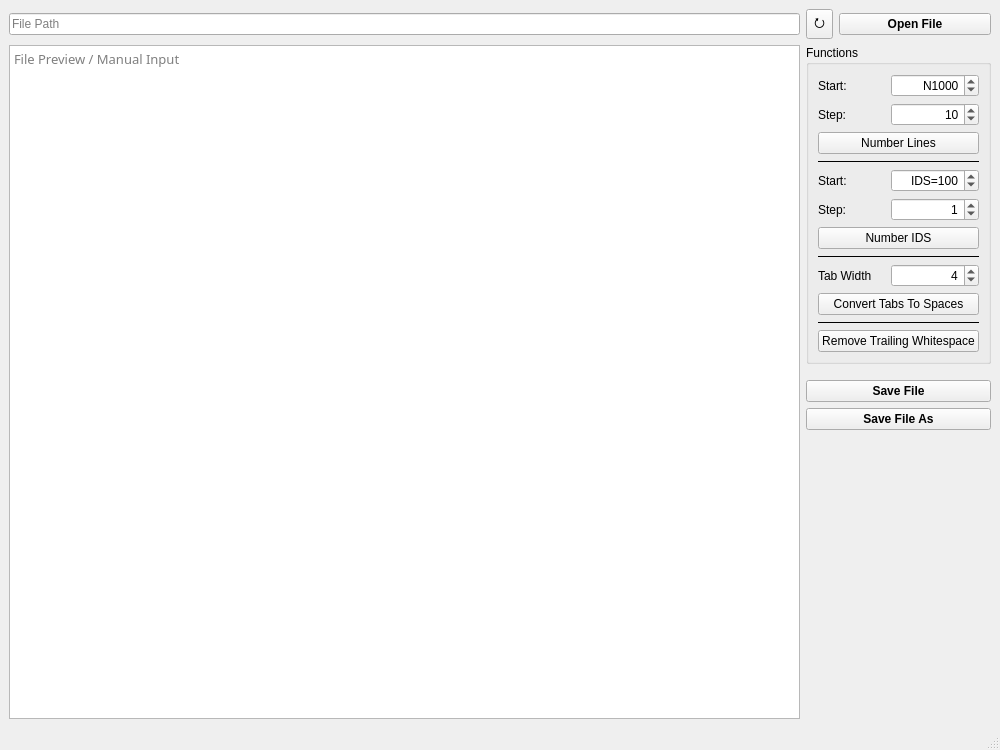
Qt form MainWindow.ui (tschneiderr/cnc-tool) before a commit.
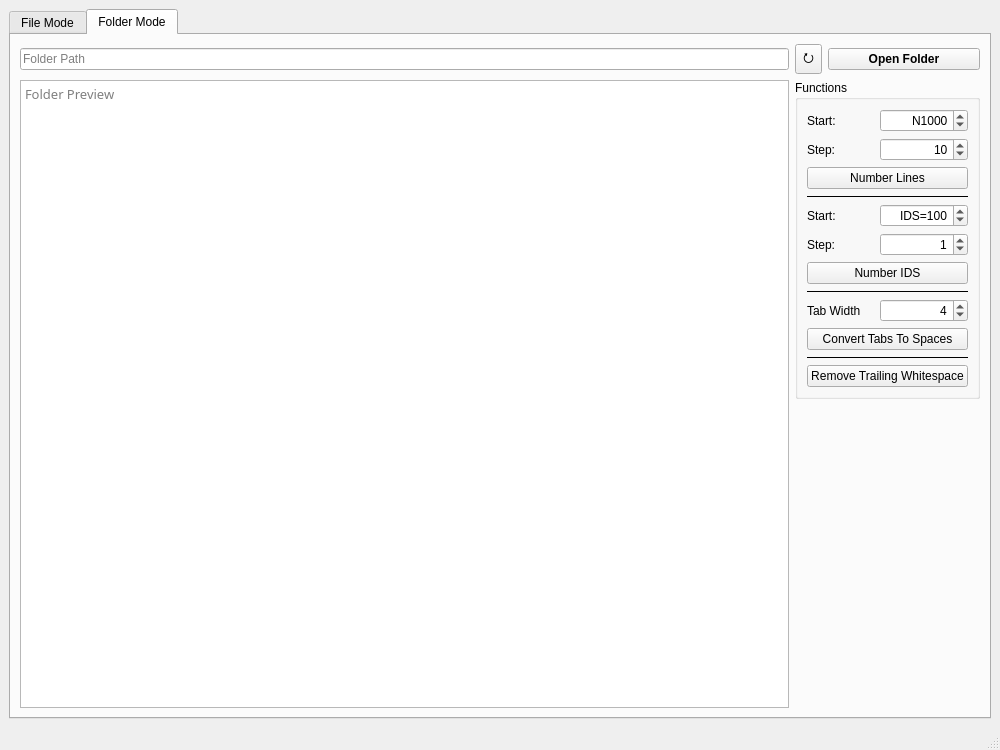
The same form after that commit.

Commit message: Add tabs and folder mode

What changed in the file:
```diff
--- a/MainWindow.ui
+++ b/MainWindow.ui
@@ -16,6 +16,16 @@
   <widget class="QWidget" name="centralwidget">
    <layout class="QVBoxLayout" name="verticalLayout">
     <item>
+     <widget class="QTabWidget" name="tabWidget">
+      <property name="currentIndex">
+       <number>1</number>
+      </property>
+      <widget class="QWidget" name="tab_file_mode">
+       <attribute name="title">
+        <string>File Mode</string>
+       </attribute>
+       <layout class="QVBoxLayout" name="verticalLayout_2">
+        <item>
      <layout class="QGridLayout" name="gridLayout">
       <item row="1" column="0" rowspan="5">
        <widget class="QPlainTextEdit" name="pte_file_preview">
@@ -321,6 +331,287 @@
        </widget>
       </item>
      </layout>
+        </item>
+       </layout>
+      </widget>
+      <widget class="QWidget" name="tab_folder_mode">
+       <attribute name="title">
+        <string>Folder Mode</string>
+       </attribute>
+       <layout class="QVBoxLayout" name="verticalLayout_3">
+        <item>
+         <layout class="QGridLayout" name="gridLayout_3">
+          <item row="0" column="0">
+           <widget class="QLineEdit" name="le_folder_path">
+            <property name="readOnly">
+             <bool>true</bool>
+            </property>
+            <property name="placeholderText">
+             <string>Folder Path</string>
+            </property>
+           </widget>
+          </item>
+          <item row="0" column="1">
+           <widget class="QToolButton" name="tb_reload_folder">
+            <property name="font">
+             <font>
+              <pointsize>10</pointsize>
+             </font>
+            </property>
+            <property name="toolTip">
+             <string>Reload Folder</string>
+            </property>
+            <property name="text">
+             <string>⭮</string>
+            </property>
+           </widget>
+          </item>
+          <item row="0" column="2">
+           <widget class="QPushButton" name="pb_open_folder">
+            <property name="font">
+             <font>
+              <bold>true</bold>
+             </font>
+            </property>
+            <property name="text">
+             <string>Open Folder</string>
+            </property>
+           </widget>
+          </item>
+          <item row="1" column="1" colspan="2">
+           <widget class="QGroupBox" name="gb_functions_2">
+            <property name="sizePolicy">
+             <sizepolicy hsizetype="Preferred" vsizetype="Maximum">
+              <horstretch>0</horstretch>
+              <verstretch>0</verstretch>
+             </sizepolicy>
+            </property>
+            <property name="title">
+             <string>Functions</string>
+            </property>
+            <layout class="QGridLayout" name="gridLayout_4">
+             <item row="9" column="0" colspan="2">
+              <widget class="Line" name="ln_functions_4">
+               <property name="frameShadow">
+                <enum>QFrame::Plain</enum>
+               </property>
+               <property name="orientation">
+                <enum>Qt::Horizontal</enum>
+               </property>
+              </widget>
+             </item>
+             <item row="1" column="1">
+              <widget class="QSpinBox" name="sb_number_lines_start_2">
+               <property name="alignment">
+                <set>Qt::AlignRight|Qt::AlignTrailing|Qt::AlignVCenter</set>
+               </property>
+               <property name="prefix">
+                <string>N</string>
+               </property>
+               <property name="maximum">
+                <number>100000</number>
+               </property>
+               <property name="singleStep">
+                <number>100</number>
+               </property>
+               <property name="value">
+                <number>1000</number>
+               </property>
+              </widget>
+             </item>
+             <item row="7" column="0">
+              <widget class="QLabel" name="lb_number_ids_step_2">
+               <property name="text">
+                <string>Step:</string>
+               </property>
+              </widget>
+             </item>
+             <item row="2" column="0">
+              <widget class="QLabel" name="lb_number_lines_step_2">
+               <property name="text">
+                <string>Step:</string>
+               </property>
+              </widget>
+             </item>
+             <item row="4" column="0" colspan="2">
+              <widget class="Line" name="ln_functions_5">
+               <property name="frameShadow">
+                <enum>QFrame::Plain</enum>
+               </property>
+               <property name="orientation">
+                <enum>Qt::Horizontal</enum>
+               </property>
+              </widget>
+             </item>
+             <item row="1" column="0">
+              <widget class="QLabel" name="lb_number_lines_start_2">
+               <property name="text">
+                <string>Start:</string>
+               </property>
+              </widget>
+             </item>
+             <item row="6" column="0">
+              <widget class="QLabel" name="lb_number_ids_start_2">
+               <property name="text">
+                <string>Start:</string>
+               </property>
+              </widget>
+             </item>
+             <item row="8" column="0" colspan="2">
+              <widget class="QPushButton" name="pb_number_ids_2">
+               <property name="text">
+                <string>Number IDS</string>
+               </property>
+              </widget>
+             </item>
+             <item row="6" column="1">
+              <widget class="QSpinBox" name="sb_number_ids_start_2">
+               <property name="alignment">
+                <set>Qt::AlignRight|Qt::AlignTrailing|Qt::AlignVCenter</set>
+               </property>
+               <property name="prefix">
+                <string>IDS=</string>
+               </property>
+               <property name="maximum">
+                <number>10000</number>
+               </property>
+               <property name="singleStep">
+                <number>10</number>
+               </property>
+               <property name="value">
+                <number>100</number>
+               </property>
+              </widget>
+             </item>
+             <item row="13" column="0" colspan="2">
+              <widget class="QPushButton" name="pb_convert_tabs_to_spaces_2">
+               <property name="text">
+                <string>Convert Tabs To Spaces</string>
+               </property>
+              </widget>
+             </item>
+             <item row="12" column="0">
+              <widget class="QLabel" name="lb_tab_width_2">
+               <property name="text">
+                <string>Tab Width</string>
+               </property>
+              </widget>
+             </item>
+             <item row="12" column="1">
+              <widget class="QSpinBox" name="sb_tab_width_2">
+               <property name="alignment">
+                <set>Qt::AlignRight|Qt::AlignTrailing|Qt::AlignVCenter</set>
+               </property>
+               <property name="minimum">
+                <number>2</number>
+               </property>
+               <property name="maximum">
+                <number>8</number>
+               </property>
+               <property name="singleStep">
+                <number>2</number>
+               </property>
+               <property name="value">
+                <number>4</number>
+               </property>
+              </widget>
+             </item>
+             <item row="2" column="1">
+              <widget class="QSpinBox" name="sb_number_lines_step_2">
+               <property name="alignment">
+                <set>Qt::AlignRight|Qt::AlignTrailing|Qt::AlignVCenter</set>
+               </property>
+               <property name="maximum">
+                <number>10000</number>
+               </property>
+               <property name="singleStep">
+                <number>10</number>
+               </property>
+               <property name="value">
+                <number>10</number>
+               </property>
+              </widget>
+             </item>
+             <item row="7" column="1">
+              <widget class="QSpinBox" name="sb_number_ids_step_2">
+               <property name="alignment">
+                <set>Qt::AlignRight|Qt::AlignTrailing|Qt::AlignVCenter</set>
+               </property>
+               <property name="maximum">
+                <number>100</number>
+               </property>
+               <property name="value">
+                <number>1</number>
+               </property>
+              </widget>
+             </item>
+             <item row="3" column="0" colspan="2">
+              <widget class="QPushButton" name="pb_number_lines_2">
+               <property name="text">
+                <string>Number Lines</string>
+               </property>
+              </widget>
+             </item>
+             <item row="15" column="0" colspan="2">
+              <widget class="QPushButton" name="pb_remove_trailing_whitespace_2">
+               <property name="text">
+                <string>Remove Trailing Whitespace</string>
+               </property>
+              </widget>
+             </item>
+             <item row="14" column="0" colspan="2">
+              <widget class="Line" name="ln_functions_6">
+               <property name="frameShadow">
+                <enum>QFrame::Plain</enum>
+               </property>
+               <property name="orientation">
+                <enum>Qt::Horizontal</enum>
+               </property>
+              </widget>
+             </item>
+            </layout>
+           </widget>
+          </item>
+          <item row="2" column="1" colspan="2">
+           <spacer name="verticalSpacer">
+            <property name="orientation">
+             <enum>Qt::Vertical</enum>
+            </property>
+            <property name="sizeHint" stdset="0">
+             <size>
+              <width>0</width>
+              <height>0</height>
+             </size>
+            </property>
+           </spacer>
+          </item>
+          <item row="1" column="0" rowspan="2">
+           <widget class="QPlainTextEdit" name="pte_folder_preview">
+            <property name="font">
+             <font>
+              <family>Cascadia Mono Light</family>
+              <pointsize>10</pointsize>
+             </font>
+            </property>
+            <property name="lineWrapMode">
+             <enum>QPlainTextEdit::NoWrap</enum>
+            </property>
+            <property name="readOnly">
+             <bool>true</bool>
+            </property>
+            <property name="tabStopDistance">
+             <double>40.000000000000000</double>
+            </property>
+            <property name="placeholderText">
+             <string>Folder Preview</string>
+            </property>
+           </widget>
+          </item>
+         </layout>
+        </item>
+       </layout>
+      </widget>
+     </widget>
     </item>
    </layout>
   </widget>
```
Lines whose indentation alone changed are shown as unchanged. The commit also changes 1 other file.
